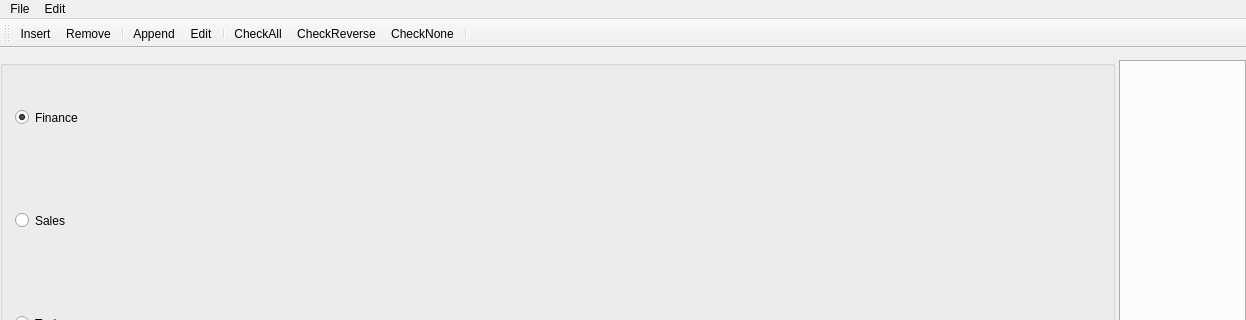
First picture: the form in mainwindow.ui, repository YtxCash/Ytx, before the edit; both pictures show x 0 to 1246 and y 0 to 320 of the 1246 by 722 pixel window.
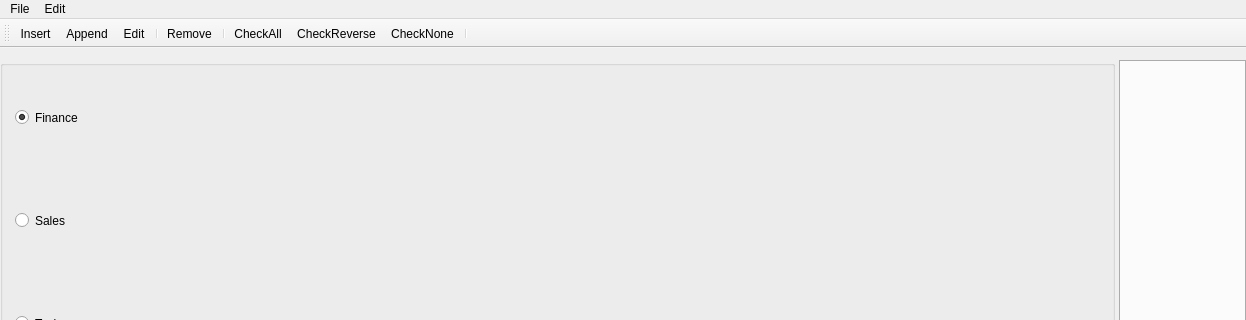
Second picture: the form after the edit.

```diff
--- a/mainwindow.ui
+++ b/mainwindow.ui
@@ -219,11 +219,11 @@
     <bool>false</bool>
    </attribute>
    <addaction name="actionInsert"/>
-   <addaction name="actionRemove"/>
-   <addaction name="separator"/>
    <addaction name="actionAppend"/>
    <addaction name="actionEdit"/>
    <addaction name="separator"/>
+   <addaction name="actionRemove"/>
+   <addaction name="separator"/>
    <addaction name="actionCheckAll"/>
    <addaction name="actionCheckReverse"/>
    <addaction name="actionCheckNone"/>
```
Left out of the diff: 4 changed lines with no effect on the pictures.
